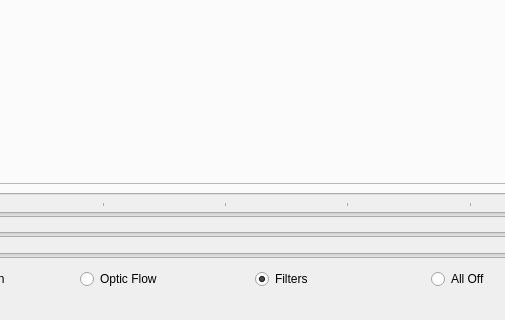
clementfarabet/xLearn, file demos/opencv-tester.ui: the form before one commit; both pictures show x 317 to 822 and y 504 to 824 of the 947 by 824 pixel window.
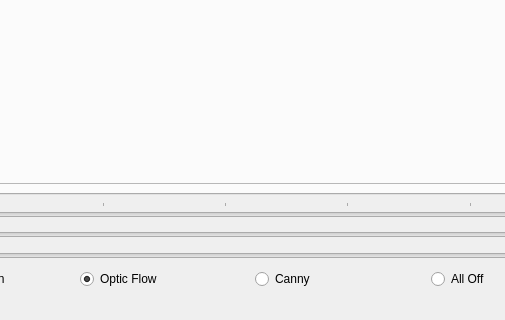
The form after the commit.

Diff of the .ui file:
```diff
--- a/demos/opencv-tester.ui
+++ b/demos/opencv-tester.ui
@@ -115,15 +115,15 @@
         <property name="text">
          <string>Optic Flow</string>
         </property>
+        <property name="checked">
+         <bool>true</bool>
+        </property>
        </widget>
       </item>
       <item>
        <widget class="QRadioButton" name="radioButton_3">
         <property name="text">
-         <string>Filters</string>
-        </property>
-        <property name="checked">
-         <bool>true</bool>
+         <string>Canny</string>
         </property>
        </widget>
       </item>
```
